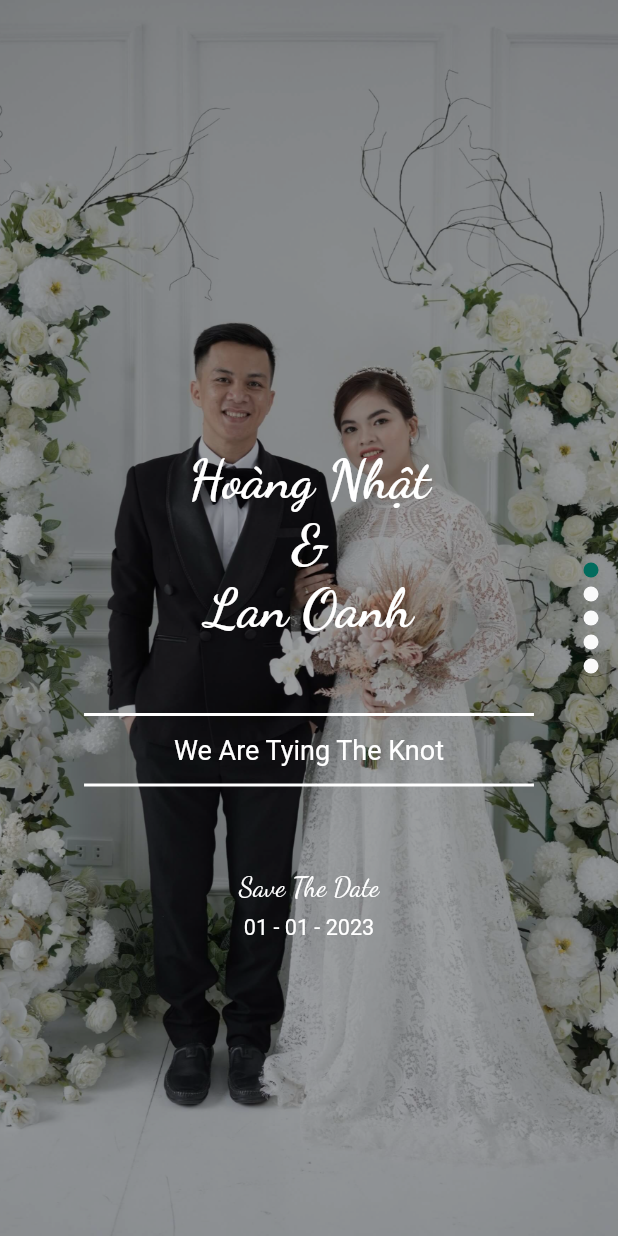
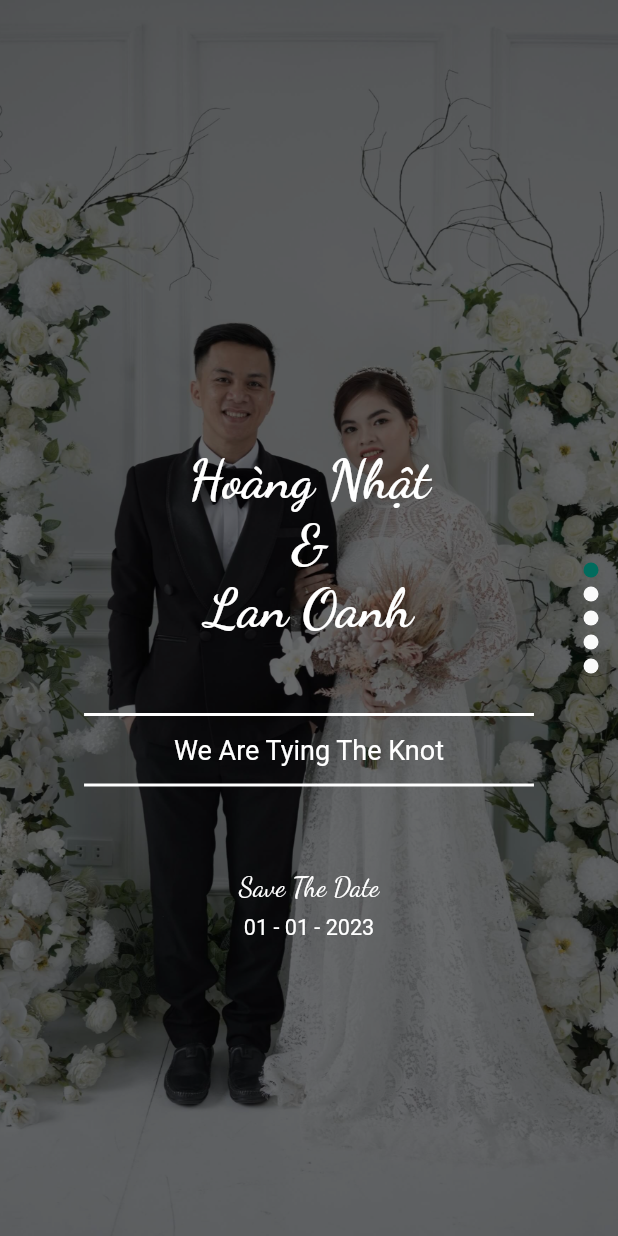
Before and after one commit to PeterHo249/wedding_invitation, a Flutter app: the screen it shows after launch, on a phone screen of 412 x 824 dp. Run offline on Flutter 3.47's test engine with Material 2 defaults, Android fonts, the light colour scheme and no system bars; our stand-ins replace flutter_swiper; Roboto replaces fonts that are missing (YanoneKaffeesatz).

Commit message:
Update background alpha

```diff
--- a/lib/overlay_image.dart
+++ b/lib/overlay_image.dart
@@ -20,8 +20,6 @@ class OverlayImage extends StatelessWidget {
         isVerticalScreen(context) ? verticalImagePath : horizontalImagePath,
       ),
       fit: BoxFit.cover,
-      color: Colors.grey.withOpacity(opacity),
-      colorBlendMode: BlendMode.modulate,
     );
   }
 }
--- a/lib/save_the_date_page.dart
+++ b/lib/save_the_date_page.dart
@@ -36,11 +36,14 @@ class LandingText extends StatelessWidget {
 
   @override
   Widget build(BuildContext context) {
-    return Column(
-      mainAxisAlignment: MainAxisAlignment.center,
-      crossAxisAlignment: CrossAxisAlignment.center,
-      mainAxisSize: MainAxisSize.max,
-      children: buildTextColumn(context),
+    return Container(
+      decoration: BoxDecoration(color: Colors.black.withAlpha(150)),
+      child: Column(
+        mainAxisAlignment: MainAxisAlignment.center,
+        crossAxisAlignment: CrossAxisAlignment.center,
+        mainAxisSize: MainAxisSize.max,
+        children: buildTextColumn(context),
+      ),
     );
   }
 
```
